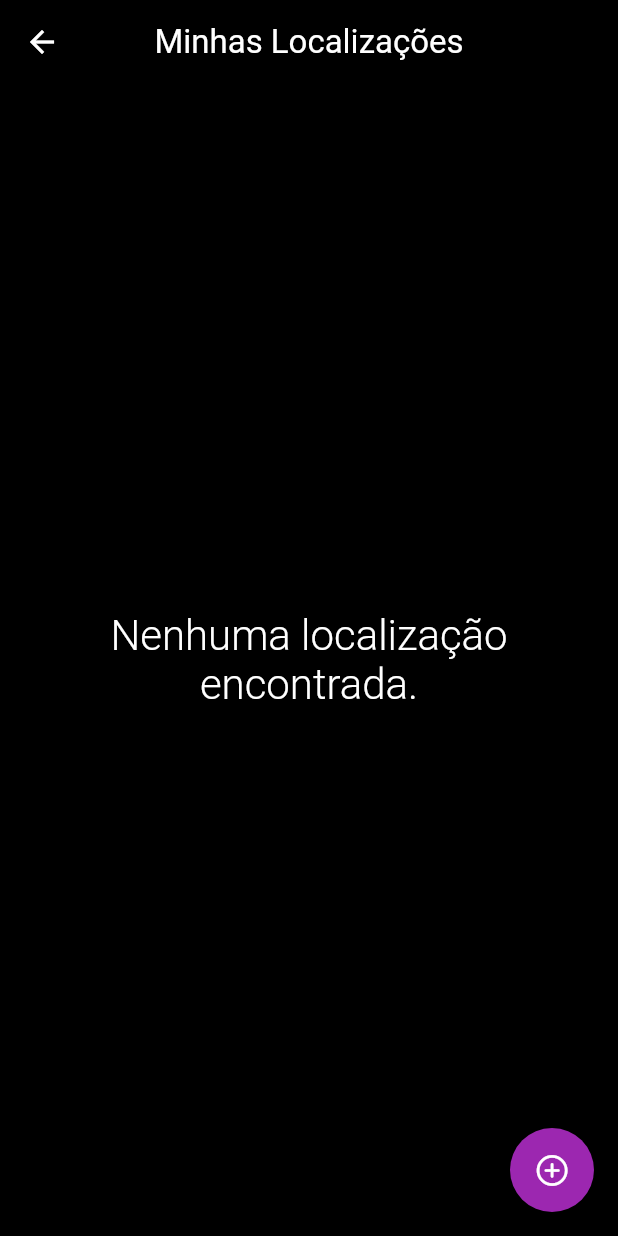
After one commit to WillTrevisol/WeatherApp, a Flutter app: the MyLocationsScreen screen opened directly, on a phone screen of 412 x 824 dp. The commit adds this screen. Run offline on Flutter 3.47's test engine with Material 2 defaults, Android fonts, the phone set to English and light mode, and no system bars; our stand-ins replace dio, flutter_mobx, flutter_spinkit, geolocator, get_it, internet_connection_checker and 2 more; accounts and stored records are empty; generated files the repository leaves out were written again; network calls fail.

Commit message:
feat: Saving userLocations

```diff
--- /dev/null
+++ b/lib/screens/my_locations/my_locations.dart
@@ -0,0 +1,61 @@
+import 'package:flutter/cupertino.dart';
+import 'package:flutter/material.dart';
+import 'package:flutter_mobx/flutter_mobx.dart';
+import 'package:get_it/get_it.dart';
+
+import '../../stores/location_store.dart';
+import '../location_screen/location_screen.dart';
+
+class MyLocationsScreen extends StatelessWidget {
+  MyLocationsScreen({Key? key}) : super(key: key);
+
+  final controller = GetIt.I.get<LocationStore>();
+
+  @override
+  Widget build(BuildContext context) {
+    return Scaffold(
+      appBar: AppBar(
+        title: const Text('Minhas Localizações'),
+      ),
+      floatingActionButton: FloatingActionButton(
+        onPressed: () {
+          Navigator.of(context).push(
+            CupertinoPageRoute(builder: (_) => LocationScreen())
+          );
+        } ,
+        child: const Icon(CupertinoIcons.add_circled),
+      ),
+      body: Observer(
+        builder: (_) {
+
+          if (controller.userLocations.isEmpty) {
+            return Center(
+              child: Text(
+                'Nenhuma localização encontrada.',
+                style: Theme.of(context).textTheme.headline5,
+                textAlign: TextAlign.center,
+              ),
+            );
+          }
+
+          return ListView.builder(
+            itemCount: controller.userLocations.length,
+            itemBuilder: (context, index) {
+              return ListTile(
+                title: Text(
+                  controller.userLocations[index].city.name,
+                  style: Theme.of(context).textTheme.headline6,
+                ),
+                trailing: const Icon(
+                  CupertinoIcons.location_circle_fill,
+                  color: CupertinoColors.white,
+                ),
+              );
+            }
+          );
+
+        }
+      ),
+    );
+  }
+}
```
Also changed, not shown: lib/entities/user_location.dart (+15 -1 lines), lib/main.dart (+10 -3 lines), lib/repositories/ibge_repostory.dart (+15 -0 lines), lib/screens/home/home_screen.dart (+6 -5 lines), lib/screens/location_screen/location_screen.dart (+7 -4 lines), lib/stores/location_store.dart (+36 -0 lines), lib/stores/location_store.g.dart.
